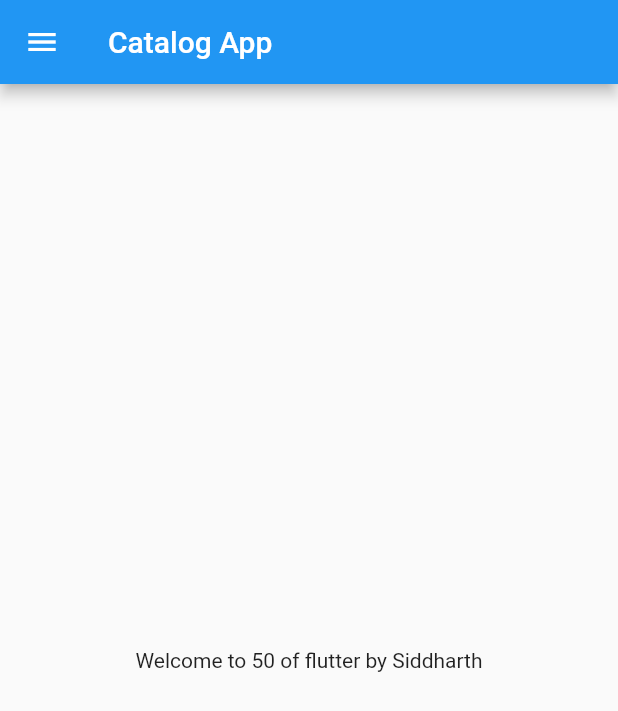
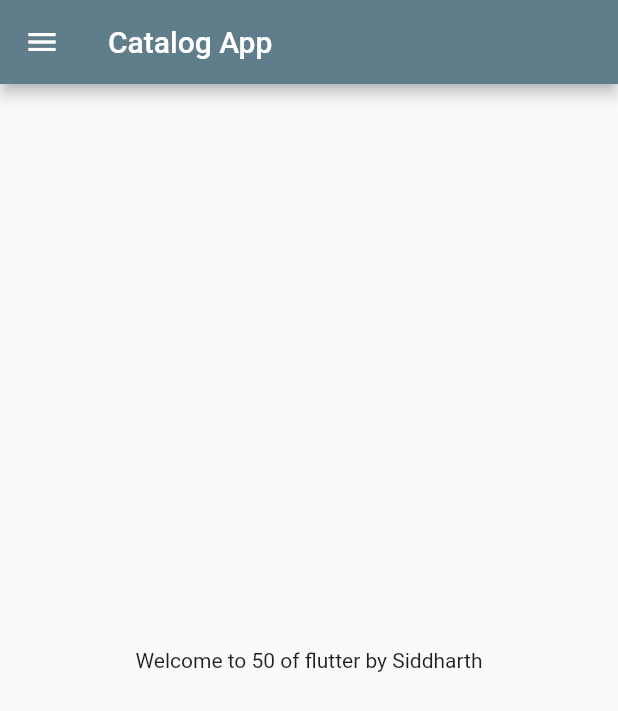
Before and after one commit to Siddharth2573/catalog, a Flutter app: the screen it shows after launch, on a phone screen of 412 x 824 dp. Shown: the top 711 px of the screen. Run offline on Flutter 3.47's test engine with Material 2 defaults, Android fonts, the phone set to English and light mode, and no system bars.

Commit message:
Day 3 Completed

```diff
--- a/lib/main.dart
+++ b/lib/main.dart
@@ -1,4 +1,5 @@
-import 'package:catalog/home_page.dart';
+import 'package:catalog/Pages/home_page.dart';
+import 'package:catalog/Pages/login_page.dart';
 import 'package:flutter/material.dart';
 
 void main() {
@@ -8,9 +9,16 @@ void main() {
 class MyApp extends StatelessWidget {
   @override
   Widget build(BuildContext context) {
-
     return MaterialApp(
-        home: Homepage(),
+      themeMode: ThemeMode.light,
+      theme: ThemeData(primarySwatch: Colors.blueGrey),
+      darkTheme: ThemeData(primarySwatch: Colors.deepOrange),
+      initialRoute: "/home",
+      routes: {
+        "/": (context) => LoginPage(),
+        "/home": (context) => Homepage(),
+        "/login": (context) => LoginPage(),
+      },
     );
   }
 }
```
Also changed, not shown: lib/Pages/login_page.dart (added, +18 -0 lines), lib/Pages/home_page.dart (renamed from lib/home_page.dart).
